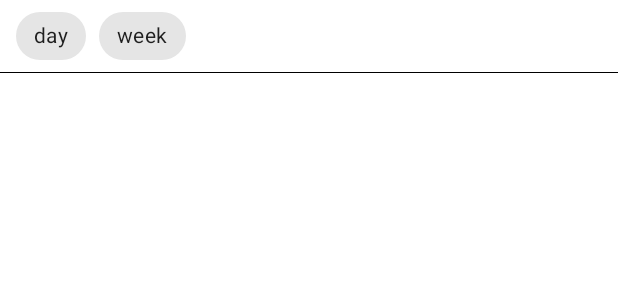
After one commit to boopalan045/Themoviedb, an Android app: the layout filter_bottom_sheet_content.xml on its own in the app's theme, with its tools: preview values and no code run, on a phone screen of 412 x 824 dp. The commit adds this screen. Shown: the top 300 px of the screen. Run offline under Robolectric (Android 15) with nearby library versions, the phone set to English and light mode, and no system bars.

Commit message:
bottom_sheet implementation done

```diff
--- a/app/build.gradle
+++ b/app/build.gradle
@@ -110,7 +110,7 @@ dependencies {
     implementation 'androidx.datastore:datastore-core:1.0.0'
 
     //material-UI
-    implementation 'com.google.android.material:material:1.1.0-alpha05'
+    implementation "com.google.android.material:material:1.8.0-rc01"
 
     // datastore
     implementation "androidx.datastore:datastore-preferences:1.0.0"
--- a/app/src/main/AndroidManifest.xml
+++ b/app/src/main/AndroidManifest.xml
@@ -6,6 +6,7 @@
     <uses-permission android:name="android.permission.INTERNET"/>
 
     <application
+        android:hardwareAccelerated="true"
         android:name=".di.BaseApplication"
         android:allowBackup="true"
         android:dataExtractionRules="@xml/data_extraction_rules"
--- a/app/src/main/java/com/asustug/themoviedb/ui/adapters/MoviePagingAdapter.kt
+++ b/app/src/main/java/com/asustug/themoviedb/ui/adapters/MoviePagingAdapter.kt
@@ -43,7 +43,7 @@ class MoviePagingAdapter
                     crossfade(1000)
                     placeholder(R.drawable.ic_launcher_foreground)
                 }
-                tvTitle.setText(movie.title)
+                tvTitle.text = movie.title
                 imgTitle.setOnClickListener {
                     Snackbar.make(binding.root,movie.title.toString(),Snackbar.LENGTH_LONG).show()
                 }
--- a/app/src/main/java/com/asustug/themoviedb/ui/paging/MoviePagingSource.kt
+++ b/app/src/main/java/com/asustug/themoviedb/ui/paging/MoviePagingSource.kt
@@ -4,6 +4,7 @@ import androidx.paging.PagingSource
 import androidx.paging.PagingState
 import com.asustug.themoviedb.data.model.Movie
 import com.asustug.themoviedb.repositories.ApiRepository
+import com.asustug.themoviedb.ui.MainActivity
 import com.asustug.themoviedb.utils.Utils
 import javax.inject.Inject
 
@@ -12,7 +13,7 @@ class MoviePagingSource @Inject constructor(private val apiRepository: ApiReposi
 
     override suspend fun load(params: LoadParams<Int>): LoadResult<Int, Movie> {
         val page = params.key ?: 1
-        val response = apiRepository.getMoviesList("week",Utils.apikey, page)
+        val response = apiRepository.getMoviesList(MainActivity.CLASSIFY.finalData,Utils.apikey, page)
         return try {
             LoadResult.Page(
                 response.results as MutableList<Movie>,
--- /dev/null
+++ b/app/src/main/res/drawable/baseline_filter_alt_24.xml
@@ -0,0 +1,5 @@
+<vector android:height="24sp" android:tint="#FFFFFF"
+    android:viewportHeight="24" android:viewportWidth="24"
+    android:width="24sp" xmlns:android="http://schemas.android.com/apk/res/android">
+    <path android:fillColor="@android:color/white" android:pathData="M4.25,5.61C6.27,8.2 10,13 10,13v6c0,0.55 0.45,1 1,1h2c0.55,0 1,-0.45 1,-1v-6c0,0 3.72,-4.8 5.74,-7.39C20.25,4.95 19.78,4 18.95,4H5.04C4.21,4 3.74,4.95 4.25,5.61z"/>
+</vector>
--- /dev/null
+++ b/app/src/main/res/layout/filter_bottom_sheet_content.xml
@@ -0,0 +1,50 @@
+<?xml version="1.0" encoding="utf-8"?>
+<androidx.constraintlayout.widget.ConstraintLayout xmlns:android="http://schemas.android.com/apk/res/android"
+    xmlns:app="http://schemas.android.com/apk/res-auto"
+    xmlns:tools="http://schemas.android.com/tools"
+    android:id="@+id/bottomSheet"
+    android:layout_width="match_parent"
+    android:layout_height="wrap_content"
+    android:background="@android:color/white"
+    app:behavior_peekHeight="0dp"
+    app:behavior_skipCollapsed="true"
+    app:layout_behavior="@string/bottom_sheet_behavior"
+    tools:ignore="MissingDefaultResource">
+
+
+    <com.google.android.material.chip.ChipGroup
+        android:id="@+id/chip_filter"
+        android:layout_width="0dp"
+        android:layout_height="wrap_content"
+        app:layout_constraintEnd_toEndOf="parent"
+        app:layout_constraintStart_toStartOf="parent"
+        android:layout_marginLeft="10sp"
+        app:singleSelection="true"
+        app:layout_constraintTop_toTopOf="parent">
+
+        <com.google.android.material.chip.Chip
+            android:id="@+id/chip_day"
+            style="@style/Widget.MaterialComponents.Chip.Filter"
+            android:layout_width="wrap_content"
+            android:layout_height="wrap_content"
+            android:text="day" />
+
+        <com.google.android.material.chip.Chip
+            android:id="@+id/chip_week"
+            style="@style/Widget.MaterialComponents.Chip.Filter"
+            android:layout_width="wrap_content"
+            android:layout_height="wrap_content"
+            android:text="week" />
+    </com.google.android.material.chip.ChipGroup>
+
+    <View
+        android:id="@+id/view1"
+        android:layout_width="wrap_content"
+        android:layout_height="0.5dp"
+        android:background="@color/black"
+        android:textStyle="bold"
+        app:layout_constraintEnd_toEndOf="parent"
+        app:layout_constraintStart_toStartOf="parent"
+        app:layout_constraintTop_toBottomOf="@+id/chip_filter" />
+
+</androidx.constraintlayout.widget.ConstraintLayout>
--- a/app/src/main/res/values-night/themes.xml
+++ b/app/src/main/res/values-night/themes.xml
@@ -1,6 +1,6 @@
 <resources xmlns:tools="http://schemas.android.com/tools">
     <!-- Base application theme. -->
-    <style name="Theme.Themoviedb" parent="Theme.MaterialComponents.DayNight.DarkActionBar">
+    <style name="Theme.Themoviedb" parent="Theme.MaterialComponents.Light.DarkActionBar">
         <!-- Primary brand color. -->
         <item name="colorPrimary">@color/purple_200</item>
         <item name="colorPrimaryVariant">@color/purple_700</item>
--- a/app/src/main/res/values/themes.xml
+++ b/app/src/main/res/values/themes.xml
@@ -1,6 +1,6 @@
 <resources xmlns:tools="http://schemas.android.com/tools">
     <!-- Base application theme. -->
-    <style name="Theme.Themoviedb" parent="Theme.MaterialComponents.DayNight.DarkActionBar">
+    <style name="Theme.Themoviedb" parent="Theme.MaterialComponents.Light.DarkActionBar">
         <!-- Primary brand color. -->
         <item name="colorPrimary">@color/purple_500</item>
         <item name="colorPrimaryVariant">@color/purple_700</item>
```
Also changed, not shown: app/src/main/java/com/asustug/themoviedb/ui/MainActivity.kt (+35 -10 lines), app/src/main/java/com/asustug/themoviedb/ui/bottom_sheet/FilterBottomSheet.kt (added, +38 -0 lines), app/src/main/res/layout/activity_main.xml (+19 -10 lines), app/src/main/res/layout/layout_movie_item.xml (+4 -4 lines).
